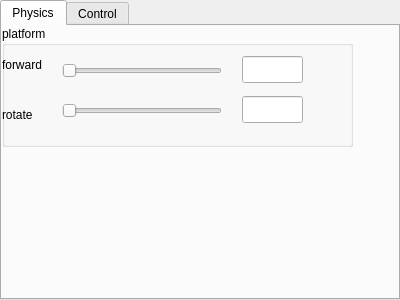
Before: the Qt Designer form qt_helloworld/gui/robotsettings.ui in VladMatyunin/robot_engineer, drawn with Qt 5.
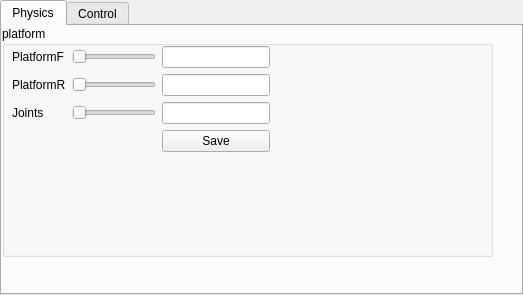
After: the same form once the commit is applied. The open tabs and pages were chosen to show the change.

```diff
--- a/qt_helloworld/gui/robotsettings.ui
+++ b/qt_helloworld/gui/robotsettings.ui
@@ -6,8 +6,8 @@
    <rect>
     <x>0</x>
     <y>0</y>
-    <width>400</width>
-    <height>300</height>
+    <width>523</width>
+    <height>295</height>
    </rect>
   </property>
   <property name="windowTitle">
@@ -25,108 +25,85 @@
      <rect>
       <x>0</x>
       <y>0</y>
-      <width>351</width>
-      <height>121</height>
+      <width>491</width>
+      <height>231</height>
      </rect>
     </property>
     <property name="title">
      <string>platform</string>
     </property>
-    <widget class="QSlider" name="platform_forward_settings">
+    <widget class="QWidget" name="gridLayoutWidget">
      <property name="geometry">
       <rect>
-       <x>60</x>
-       <y>30</y>
-       <width>160</width>
-       <height>29</height>
+       <x>10</x>
+       <y>20</y>
+       <width>471</width>
+       <height>191</height>
       </rect>
      </property>
-     <property name="maximum">
-      <number>32000</number>
-     </property>
-     <property name="singleStep">
-      <number>1000</number>
-     </property>
-     <property name="orientation">
-      <enum>Qt::Horizontal</enum>
-     </property>
-    </widget>
-    <widget class="QSlider" name="platform_settings_rotate">
-     <property name="geometry">
-      <rect>
-       <x>60</x>
-       <y>70</y>
-       <width>160</width>
-       <height>29</height>
-      </rect>
-     </property>
-     <property name="minimum">
-      <number>0</number>
-     </property>
-     <property name="maximum">
-      <number>32000</number>
-     </property>
-     <property name="singleStep">
-      <number>1000</number>
-     </property>
-     <property name="value">
-      <number>0</number>
-     </property>
-     <property name="orientation">
-      <enum>Qt::Horizontal</enum>
-     </property>
-    </widget>
-    <widget class="QLabel" name="label">
-     <property name="geometry">
-      <rect>
-       <x>0</x>
-       <y>30</y>
-       <width>67</width>
-       <height>17</height>
-      </rect>
-     </property>
-     <property name="text">
-      <string>forward</string>
-     </property>
-    </widget>
-    <widget class="QLabel" name="label_2">
-     <property name="geometry">
-      <rect>
-       <x>0</x>
-       <y>80</y>
-       <width>67</width>
-       <height>17</height>
-      </rect>
-     </property>
-     <property name="text">
-      <string>rotate</string>
-     </property>
-    </widget>
-    <widget class="QLineEdit" name="fwrd_platf_input">
-     <property name="geometry">
-      <rect>
-       <x>240</x>
-       <y>30</y>
-       <width>61</width>
-       <height>27</height>
-      </rect>
-     </property>
-     <property name="maxLength">
-      <number>5</number>
-     </property>
-    </widget>
-    <widget class="QLineEdit" name="rt_platf_input">
-     <property name="geometry">
-      <rect>
-       <x>240</x>
-       <y>70</y>
-       <width>61</width>
-       <height>27</height>
-      </rect>
-     </property>
-     <property name="maxLength">
-      <number>5</number>
-     </property>
+     <layout class="QGridLayout" name="gridLayout" rowstretch="1,0,0,0">
+      <property name="sizeConstraint">
+       <enum>QLayout::SetFixedSize</enum>
+      </property>
+      <item row="2" column="0">
+       <widget class="QLabel" name="label_3">
+        <property name="text">
+         <string>Joints</string>
+        </property>
+       </widget>
+      </item>
+      <item row="0" column="0">
+       <widget class="QLabel" name="label">
+        <property name="text">
+         <string>PlatformF</string>
+        </property>
+       </widget>
+      </item>
+      <item row="1" column="2">
+       <widget class="QLineEdit" name="platformR_settings_input"/>
+      </item>
+      <item row="2" column="2">
+       <widget class="QLineEdit" name="joints_settings_input"/>
+      </item>
+      <item row="1" column="0">
+       <widget class="QLabel" name="label_2">
+        <property name="text">
+         <string>PlatformR</string>
+        </property>
+       </widget>
+      </item>
+      <item row="0" column="1">
+       <widget class="QSlider" name="platformF_settings">
+        <property name="orientation">
+         <enum>Qt::Horizontal</enum>
+        </property>
+       </widget>
+      </item>
+      <item row="2" column="1">
+       <widget class="QSlider" name="joints_settings">
+        <property name="orientation">
+         <enum>Qt::Horizontal</enum>
+        </property>
+       </widget>
+      </item>
+      <item row="0" column="2">
+       <widget class="QLineEdit" name="platformF_settings_input"/>
+      </item>
+      <item row="1" column="1">
+       <widget class="QSlider" name="PlatformR_settings">
+        <property name="orientation">
+         <enum>Qt::Horizontal</enum>
+        </property>
+       </widget>
+      </item>
+      <item row="3" column="2">
+       <widget class="QPushButton" name="pushButton">
+        <property name="text">
+         <string>Save</string>
+        </property>
+       </widget>
+      </item>
+     </layout>
     </widget>
    </widget>
   </widget>
```
Left out of the diff: 4 changed lines with no effect on the pictures.
